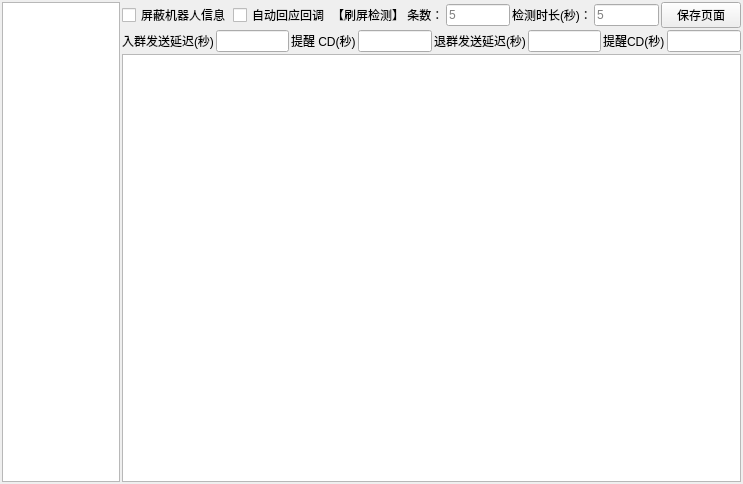
qiancao1/chun_bai_ling, file ui/qunguan.ui: the form before one commit.
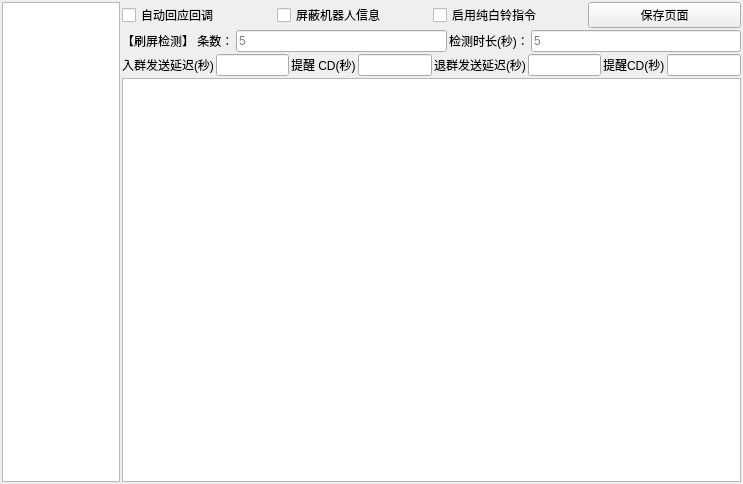
The form after the commit.

Patch:
```diff
--- a/ui/qunguan.ui
+++ b/ui/qunguan.ui
@@ -57,14 +57,10 @@
       <number>0</number>
      </property>
      <item>
-      <layout class="QHBoxLayout" name="horizontalLayout">
-       <item>
-        <widget class="QCheckBox" name="checkBox_2">
-         <property name="text">
-          <string>屏蔽机器人信息</string>
-         </property>
-        </widget>
-       </item>
+      <layout class="QHBoxLayout" name="horizontalLayout_4">
+       <property name="topMargin">
+        <number>0</number>
+       </property>
        <item>
         <widget class="QCheckBox" name="zdht">
          <property name="text">
@@ -73,6 +69,31 @@
         </widget>
        </item>
        <item>
+        <widget class="QCheckBox" name="checkBox_2">
+         <property name="text">
+          <string>屏蔽机器人信息</string>
+         </property>
+        </widget>
+       </item>
+       <item>
+        <widget class="QCheckBox" name="checkBox">
+         <property name="text">
+          <string>启用纯白铃指令</string>
+         </property>
+        </widget>
+       </item>
+       <item>
+        <widget class="QPushButton" name="pushButton">
+         <property name="text">
+          <string>保存页面</string>
+         </property>
+        </widget>
+       </item>
+      </layout>
+     </item>
+     <item>
+      <layout class="QHBoxLayout" name="horizontalLayout">
+       <item>
         <widget class="QLabel" name="label_2">
          <property name="text">
           <string>【刷屏检测】 条数：</string>
@@ -100,13 +121,6 @@
          </property>
         </widget>
        </item>
-       <item>
-        <widget class="QPushButton" name="pushButton">
-         <property name="text">
-          <string>保存页面</string>
-         </property>
-        </widget>
-       </item>
       </layout>
      </item>
      <item>
```
